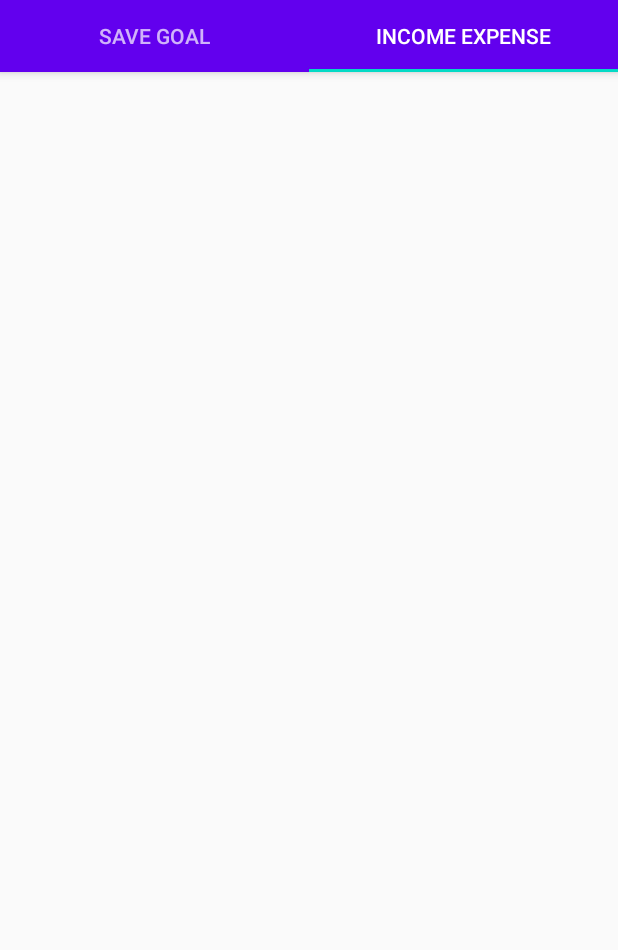
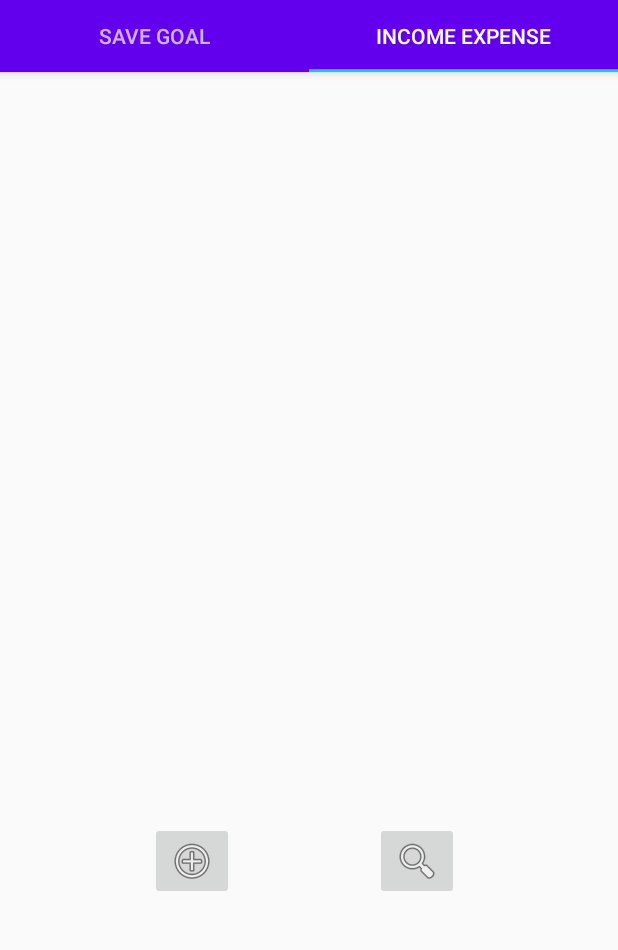
Before and after one commit to juvetao/ExpenseTracker, an Android app: the TabActivity screen opened directly, with no data from a screen before it, tab 2 chosen, on a phone screen of 412 x 824 dp, the part 89-1039 px from its top. Run offline under Robolectric (Android 15) with nearby library versions, the phone set to English and light mode, and no system bars.

Commit message:
Menu in Fragment and IncomeExpenseModel

```diff
--- a/app/src/main/AndroidManifest.xml
+++ b/app/src/main/AndroidManifest.xml
@@ -9,10 +9,12 @@
         android:roundIcon="@mipmap/ic_launcher_round"
         android:supportsRtl="true"
         android:theme="@style/AppTheme">
+        <activity android:name=".SearchIncomeExpenseActivity"></activity>
+        <activity android:name=".AddIncomeExpenseActivity" />
         <activity
             android:name=".TabActivity"
             android:label="@string/title_activity_tab"
-            android:theme="@style/AppTheme.NoActionBar"></activity>
+            android:theme="@style/AppTheme.NoActionBar" />
         <activity android:name=".CreateNewSaveGoalActivity" />
         <activity android:name=".MainActivity">
             <intent-filter>
--- /dev/null
+++ b/app/src/main/java/com/example/expensetracker/IncomeExpense.java
@@ -0,0 +1,5 @@
+package com.example.expensetracker;
+
+public enum IncomeExpense {
+    INCOME, EXPENSE;
+}
--- a/app/src/main/java/com/example/expensetracker/IncomeExpenseFragment.java
+++ b/app/src/main/java/com/example/expensetracker/IncomeExpenseFragment.java
@@ -1,9 +1,19 @@
 package com.example.expensetracker;
 
+import android.app.AlertDialog;
+import android.content.Intent;
 import android.os.Bundle;
 import android.view.LayoutInflater;
+import android.view.Menu;
+import android.view.MenuInflater;
+import android.view.MenuItem;
 import android.view.View;
 import android.view.ViewGroup;
+import android.widget.AdapterView;
+import android.widget.Button;
+import android.widget.ImageButton;
+import android.widget.ListView;
+import android.widget.Toast;
 
 import androidx.annotation.NonNull;
 import androidx.annotation.Nullable;
@@ -11,11 +21,71 @@ import androidx.fragment.app.Fragment;
 
 public class IncomeExpenseFragment extends Fragment {
 
+    private ListView listView;
+    private ImageButton add_btn;
+    private ImageButton search_btn;
+
     public IncomeExpenseFragment() {
+    }
+
+
+    //onCreate here is responsible for calling back onCreateOptionsMenu method just like in an Activity
+    @Override
+    public void onCreate(@Nullable Bundle savedInstanceState) {
+        super.onCreate(savedInstanceState);
+        setHasOptionsMenu(true);
     }
 
     @Override
     public View onCreateView(LayoutInflater inflater,ViewGroup container, Bundle savedInstanceState) {
-        return inflater.inflate(R.layout.fragment_income_expense, container, false);
+        View view = inflater.inflate(R.layout.fragment_income_expense, container, false);
+
+        listView = view.findViewById(R.id.list_view);
+        add_btn = view.findViewById(R.id.btn_add);
+        search_btn = view.findViewById(R.id.btn_search);
+
+        add_btn.setOnClickListener(new View.OnClickListener() {
+            @Override
+            public void onClick(View v) {
+                Intent intent = new Intent(getActivity(), AddIncomeExpenseActivity.class);
+                startActivity(intent);
+            }
+        });
+
+        search_btn.setOnClickListener(new View.OnClickListener() {
+            @Override
+            public void onClick(View v) {
+                Intent intent = new Intent(getActivity(), SearchIncomeExpenseActivity.class);
+                startActivity(intent);
+            }
+        });
+
+        setHasOptionsMenu(true);
+
+        return view;
+    }
+
+
+    //Inflate the menu file to show the main menu
+    @Override
+    public void onCreateOptionsMenu(Menu menu, MenuInflater inflater) {
+        inflater.inflate(R.menu.menu_main, menu);
+    }
+
+    //Control the menu
+    @Override
+    public boolean onOptionsItemSelected(@NonNull MenuItem item) {
+        AdapterView.AdapterContextMenuInfo info = (AdapterView.AdapterContextMenuInfo ) item.getMenuInfo();
+        switch (item.getItemId()){
+            case R.id.add_menu:
+                AlertDialog.Builder dialogBuilder = new AlertDialog.Builder();
+            case R.id.search_menu:
+                Toast.makeText(this, "Search", Toast.LENGTH_SHORT).show();
+                break;
+            case R.id.exit_menu:
+                finish();
+                break;
+        }
+        return super.onOptionsItemSelected(item);
     }
 }
--- a/app/src/main/java/com/example/expensetracker/ui/main/SectionsPagerAdapter.java
+++ b/app/src/main/java/com/example/expensetracker/ui/main/SectionsPagerAdapter.java
@@ -27,6 +27,7 @@ public class SectionsPagerAdapter extends FragmentPagerAdapter {
         mContext = context;
     }
 
+    //initialize fragment objects for different tabs
     @Override
     public Fragment getItem(int position) {
         Fragment fragment = null;
@@ -41,6 +42,8 @@ public class SectionsPagerAdapter extends FragmentPagerAdapter {
         return fragment;
     }
 
+
+    //Update the titles of tabs
     @Nullable
     @Override
     public CharSequence getPageTitle(int position) {
--- a/app/src/main/res/layout/fragment_income_expense.xml
+++ b/app/src/main/res/layout/fragment_income_expense.xml
@@ -1,12 +1,34 @@
 <FrameLayout xmlns:android="http://schemas.android.com/apk/res/android"
+    xmlns:app="http://schemas.android.com/apk/res-auto"
     xmlns:tools="http://schemas.android.com/tools"
     android:layout_width="match_parent"
     android:layout_height="match_parent"
     tools:context=".IncomeExpenseFragment">
 
     <ListView
+        android:id="@+id/list_view"
         android:layout_width="match_parent"
-        android:layout_height="463dp" />
+        android:layout_height="464dp" />
+
+    <ImageButton
+        android:id="@+id/btn_add"
+        android:layout_width="wrap_content"
+        android:layout_height="wrap_content"
+        android:layout_marginStart="100dp"
+        android:layout_marginLeft="100dp"
+        android:layout_marginTop="500dp"
+        android:contentDescription="@string/btn_add"
+        android:src="@android:drawable/ic_menu_add" />
+
+    <ImageButton
+        android:id="@+id/btn_search"
+        android:layout_width="wrap_content"
+        android:layout_height="wrap_content"
+        android:layout_marginStart="250dp"
+        android:layout_marginLeft="100dp"
+        android:layout_marginTop="500dp"
+        android:contentDescription="@string/btn_search"
+        android:src="@android:drawable/ic_menu_search" />
 
 
 </FrameLayout>
--- /dev/null
+++ b/app/src/main/res/menu/menu_main.xml
@@ -0,0 +1,21 @@
+<?xml version="1.0" encoding="utf-8"?>
+<menu xmlns:android="http://schemas.android.com/apk/res/android"
+    xmlns:app="http://schemas.android.com/apk/res-auto">
+    <item
+        android:id="@+id/add_menu"
+        android:icon="@android:drawable/ic_menu_add"
+        android:orderInCategory="10"
+        android:title="@string/menu_add"
+        app:showAsAction="withText" />
+    <item
+        android:id="@+id/search_menu"
+        android:icon="@android:drawable/ic_menu_search"
+        android:orderInCategory="11"
+        android:title="@string/menu_search"
+        app:showAsAction="withText"></item>
+    <item
+        android:id="@+id/exit_menu"
+        android:title="@string/menu_exit"
+        android:orderInCategory="12"
+        app:showAsAction="withText"></item>
+</menu>
--- a/app/src/main/res/values/strings.xml
+++ b/app/src/main/res/values/strings.xml
@@ -6,7 +6,7 @@
     <string name="password_input">Enter password</string>
     <string name="login_btn">Login</string>
 
-    <!--    activity_second-->
+    <!--    activity_tab-->
     <string name="save_goal_tab">Save Goal</string>
     <string name="income_expense_tab">Income/Expense</string>
 
@@ -17,7 +17,15 @@
 
     <!--    fragment_income_expense-->
     <string name="fragment_income_expense">Income/Expense</string>"
+    <string name="btn_add"></string>
+    <string name="btn_search"></string>
 
+    <!--    menu_main-->
+    <string name="menu_add">Add Income/Expense</string>
+    <string name="menu_search">Search for Income/Expense</string>
+    <string name="menu_exit">Exit</string>
+
+    <!--    activity_create_new_save_goal-->
     <string name="create_save_goal_txt">You are creating a new save goal!</string>
     <string name="goal_name_edit_txt">Enter the name of goal</string>
     <string name="amount_edit_txt">Enter the total amount</string>
```
Also changed, not shown: app/src/main/java/com/example/expensetracker/AddIncomeExpenseActivity.java (added, +14 -0 lines), app/src/main/java/com/example/expensetracker/IncomeExpenseModel.java (added, +66 -0 lines), app/src/main/java/com/example/expensetracker/MyAdapter.java (deleted, +0 -38 lines), app/src/main/java/com/example/expensetracker/SearchIncomeExpenseActivity.java (added, +14 -0 lines), app/src/main/java/com/example/expensetracker/TabActivity.java (+3 -9 lines), app/src/main/java/com/example/expensetracker/ui/main/PlaceholderFragment.java (+2 -7 lines), app/src/main/res/layout/activity_add_income_expense.xml (added, +9 -0 lines), app/src/main/res/layout/activity_search_income_expense.xml (added, +9 -0 lines).
